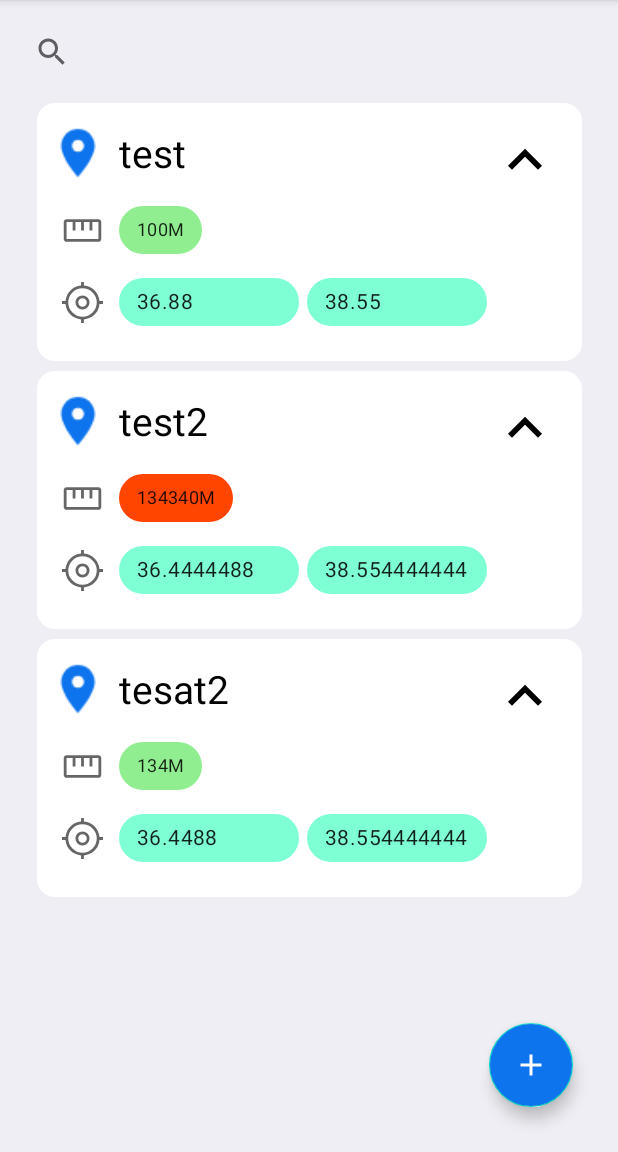
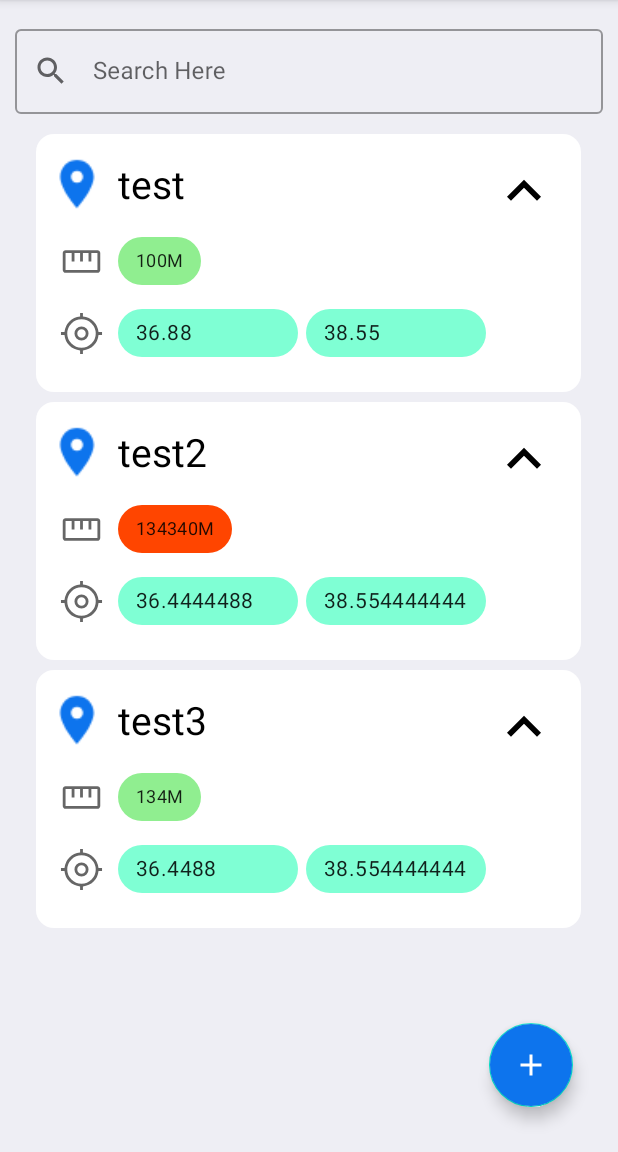
Before and after one commit to ZivSi/LocationAlarm, an Android app: the screen it shows after launch (MainActivity), on a phone screen of 412 x 824 dp, the part 84-1236 px from its top. Run offline under Robolectric (Android 15) with nearby library versions, the phone set to English and light mode, and no system bars; network calls fail.

Commit message:
Search bar changed

```diff
--- a/app/src/main/java/com/example/locationalarm/MainActivity.java
+++ b/app/src/main/java/com/example/locationalarm/MainActivity.java
@@ -1,4 +1,6 @@
 package com.example.locationalarm;
+
+import static android.service.controls.ControlsProviderService.TAG;
 
 import androidx.appcompat.app.AppCompatActivity;
 import androidx.recyclerview.widget.LinearLayoutManager;
@@ -7,13 +9,21 @@ import androidx.recyclerview.widget.RecyclerView;
 import android.content.Context;
 import android.content.Intent;
 import android.os.Bundle;
+import android.text.Editable;
+import android.text.TextWatcher;
+import android.util.Log;
 import android.view.View;
 import android.widget.SearchView;
+import android.widget.Toast;
+
+import com.google.android.material.textfield.TextInputEditText;
 
 import java.io.FileInputStream;
 import java.io.FileOutputStream;
 import java.io.IOException;
 import java.util.ArrayList;
+import java.util.Collection;
+import java.util.Collections;
 import java.util.HashMap;
 import java.util.Map;
 import java.util.Properties;
@@ -28,35 +38,93 @@ public class MainActivity extends AppCompatActivity {
 
     HashMap<String, ItemData> data = new HashMap<>();
     ArrayList<ItemData> dataArrayList = new ArrayList<>();
+    ArrayList<ItemData> fixedData = new ArrayList<>();
+
+    TextInputEditText searchBox;
 
     @Override
     protected void onCreate(Bundle savedInstanceState) {
         super.onCreate(savedInstanceState);
         setContentView(R.layout.activity_main);
 
+        searchBox = findViewById(R.id.searchBox);
 
-        // 1. Read from file
-        // 2. Add to map
+
+        // Read from file and add to tha map
         try {
             data = LoadData(FILE);
         } catch (IOException ignored) {
         }
 
-        // 3. Add to array from map
+        // Create an array from the data in the map
         dataArrayList = dataAsArray(data);
 
         // for testing:
-        dataArrayList.add(new ItemData("test", "addr", "38.55", "36.88", "100", "ring1"));
-        dataArrayList.add(new ItemData("test2", "ad2dr", "38.554444444", "36.4444488", "134340", "ring1"));
-        dataArrayList.add(new ItemData("tesat2", "ad2dr", "38.554444444", "36.4488", "134", "ring1"));
+        dataArrayList.add(new ItemData("test", "Israel, Nofey Prat", "38.55", "36.88", "100", "ring1"));
+        dataArrayList.add(new ItemData("test2", "USA", "38.554444444", "36.4444488", "134340", "ring1"));
+        dataArrayList.add(new ItemData("test3", "England", "38.554444444", "36.4488", "134", "ring1"));
+
+        // * fixedData will never change - used to filter
+        fixedData = new ArrayList<>(dataArrayList);
+
         // 4. Set adapter
-        initRecyclerView(dataArrayList, this);
+        initRecyclerView(this);
         initSearchRecycler();
     }
 
+    /**
+     * when search bar is used, update the recycler view to show only the items that match the search
+     */
+    private void initSearchRecycler() {
+        // set onclick listener
+        searchBox.addTextChangedListener(new TextWatcher() {
+            @Override
+            public void beforeTextChanged(CharSequence s, int start, int count, int after) {
+
+            }
+
+            @Override
+            public void onTextChanged(CharSequence s, int start, int before, int count) {
+
+            }
+
+            @Override
+            public void afterTextChanged(Editable s) {
+                // S is new content
+                // Filter data array
+
+                int index = 0;
+
+                for (ItemData item : fixedData) {
+                    Log.d(TAG, "afterTextChanged: Checking item: " + item.getName());
+                    if (item.getName().toLowerCase().contains(String.valueOf(s).toLowerCase()) ||
+                            item.getAddress().toLowerCase().contains(String.valueOf(s).toLowerCase()) ||
+                            item.getLatitude().toLowerCase().contains(String.valueOf(s).toLowerCase()) ||
+                            item.getLongitude().toLowerCase().contains(String.valueOf(s).toLowerCase())) {
+
+                        if (!dataArrayList.contains(item)) {
+                            dataArrayList.add(item);
+                        }
+
+                    } else {
+                        if (dataArrayList.contains(item)) {
+                            dataArrayList.remove(item);
+                        }
+                    }
+
+                    index++;
+                }
+
+                // Update
+                adapter.notifyDataSetChanged();
+            }
+        });
+    }
+
+
     /*
     turn a hashmap of string and itemdata into an arraylist of itemdata
-     */
+    */
     private ArrayList<ItemData> dataAsArray(HashMap<String, ItemData> data) {
         ArrayList<ItemData> temp = new ArrayList<>();
 
@@ -103,43 +171,13 @@ public class MainActivity extends AppCompatActivity {
 
 
     /**
-     * @param data    array of data to be displayed
      * @param context context of the activity
      */
-    private void initRecyclerView(ArrayList<ItemData> data, Context context) {
+    private void initRecyclerView(Context context) {
         RecyclerView recyclerView = findViewById(R.id.recyclerView);
-        RecyclerAdapter adapter = new RecyclerAdapter(data, context);
+        adapter = new RecyclerAdapter(dataArrayList, context);
         recyclerView.setAdapter(adapter);
         recyclerView.setLayoutManager(new LinearLayoutManager(context));
     }
 
-
-    /**
-     * when search bar is used, update the recycler view to show only the items that match the search
-     */
-    private void initSearchRecycler() {
-        SearchView searchView = (SearchView) findViewById(R.id.searchView);
-        // set onclick listener
-        searchView.setOnQueryTextListener(new SearchView.OnQueryTextListener() {
-            @Override
-            public boolean onQueryTextSubmit(String query) {
-                return false;
-            }
-
-            @Override
-            public boolean onQueryTextChange(String newText) { // change text on search
-                ArrayList<ItemData> filterdList = new ArrayList<>();
-
-                for (ItemData entry : dataArrayList) {// find matching items
-                    if (entry.getName().toLowerCase().contains(newText.toLowerCase())) {
-                        filterdList.add(entry);
-                    }
-                }
-                initRecyclerView(filterdList, getApplicationContext()); // update recycler view
-                return false;
-            }
-        });
-    }
-
-
 }
--- /dev/null
+++ b/app/src/main/res/drawable/ic_baseline_close_24.xml
@@ -0,0 +1,10 @@
+<vector xmlns:android="http://schemas.android.com/apk/res/android"
+    android:width="24dp"
+    android:height="24dp"
+    android:viewportWidth="24"
+    android:viewportHeight="24"
+    android:tint="?attr/colorControlNormal">
+  <path
+      android:fillColor="@android:color/white"
+      android:pathData="M19,6.41L17.59,5 12,10.59 6.41,5 5,6.41 10.59,12 5,17.59 6.41,19 12,13.41 17.59,19 19,17.59 13.41,12z"/>
+</vector>
--- /dev/null
+++ b/app/src/main/res/drawable/ic_baseline_search_24.xml
@@ -0,0 +1,10 @@
+<vector xmlns:android="http://schemas.android.com/apk/res/android"
+    android:width="24dp"
+    android:height="24dp"
+    android:viewportWidth="24"
+    android:viewportHeight="24"
+    android:tint="?attr/colorControlNormal">
+  <path
+      android:fillColor="@android:color/white"
+      android:pathData="M15.5,14h-0.79l-0.28,-0.27C15.41,12.59 16,11.11 16,9.5 16,5.91 13.09,3 9.5,3S3,5.91 3,9.5 5.91,16 9.5,16c1.61,0 3.09,-0.59 4.23,-1.57l0.27,0.28v0.79l5,4.99L20.49,19l-4.99,-5zM9.5,14C7.01,14 5,11.99 5,9.5S7.01,5 9.5,5 14,7.01 14,9.5 11.99,14 9.5,14z"/>
+</vector>
--- a/app/src/main/res/layout/activity_main.xml
+++ b/app/src/main/res/layout/activity_main.xml
@@ -12,9 +12,9 @@
         android:layout_width="wrap_content"
         android:layout_height="wrap_content"
         android:layout_marginEnd="20dp"
-        android:onClick="OpenEditLayout"
         android:layout_marginBottom="20dp"
         android:backgroundTint="@color/LocationColor"
+        android:onClick="OpenEditLayout"
         android:src="@drawable/ic_baseline_add_24"
         app:layout_constraintBottom_toBottomOf="parent"
         app:layout_constraintEnd_toEndOf="parent"
@@ -28,17 +28,29 @@
         android:clipToPadding="false"
         android:padding="10dp"
         app:layout_constraintEnd_toEndOf="parent"
+        app:layout_constraintHorizontal_bias="0.238"
         app:layout_constraintStart_toStartOf="parent"
         app:layout_constraintTop_toBottomOf="@+id/searchView"
         tools:itemCount="4"
         tools:listitem="@layout/saved_location_item" />
 
-    <SearchView
+    <com.google.android.material.textfield.TextInputLayout
         android:id="@+id/searchView"
-        android:layout_width="391dp"
-        android:layout_height="41dp"
+        style="@style/Widget.MaterialComponents.TextInputLayout.OutlinedBox"
+        android:layout_width="match_parent"
+        android:layout_height="wrap_content"
         android:layout_marginTop="4dp"
+        app:startIconDrawable="@drawable/ic_baseline_search_24"
+        app:endIconDrawable="@drawable/ic_baseline_close_24"
         app:layout_constraintEnd_toEndOf="parent"
         app:layout_constraintStart_toStartOf="parent"
-        app:layout_constraintTop_toTopOf="parent" />
+        app:layout_constraintTop_toTopOf="parent">
+
+        <com.google.android.material.textfield.TextInputEditText
+            android:id="@+id/searchBox"
+            android:layout_width="match_parent"
+            android:layout_height="wrap_content"
+            android:hint="Search Here"/>
+    </com.google.android.material.textfield.TextInputLayout>
+
 </androidx.constraintlayout.widget.ConstraintLayout>
--- a/app/src/main/res/layout/saved_location_item.xml
+++ b/app/src/main/res/layout/saved_location_item.xml
@@ -3,10 +3,10 @@
 <androidx.constraintlayout.widget.ConstraintLayout xmlns:android="http://schemas.android.com/apk/res/android"
     xmlns:app="http://schemas.android.com/apk/res-auto"
     xmlns:tools="http://schemas.android.com/tools"
+    android:id="@+id/cardLayout"
     android:layout_width="match_parent"
     android:layout_height="wrap_content"
-    android:padding="3dp"
-    android:id="@+id/cardLayout">
+    android:padding="3dp">
 
     <androidx.constraintlayout.widget.ConstraintLayout
         android:layout_width="match_parent"
@@ -41,6 +41,7 @@
             app:layout_constraintTop_toTopOf="parent" />
 
         <ImageView
+            android:id="@+id/arrow_animation"
             android:layout_width="wrap_content"
             android:layout_height="wrap_content"
             android:src="@drawable/ic_baseline_keyboard_arrow_up_24"
```
